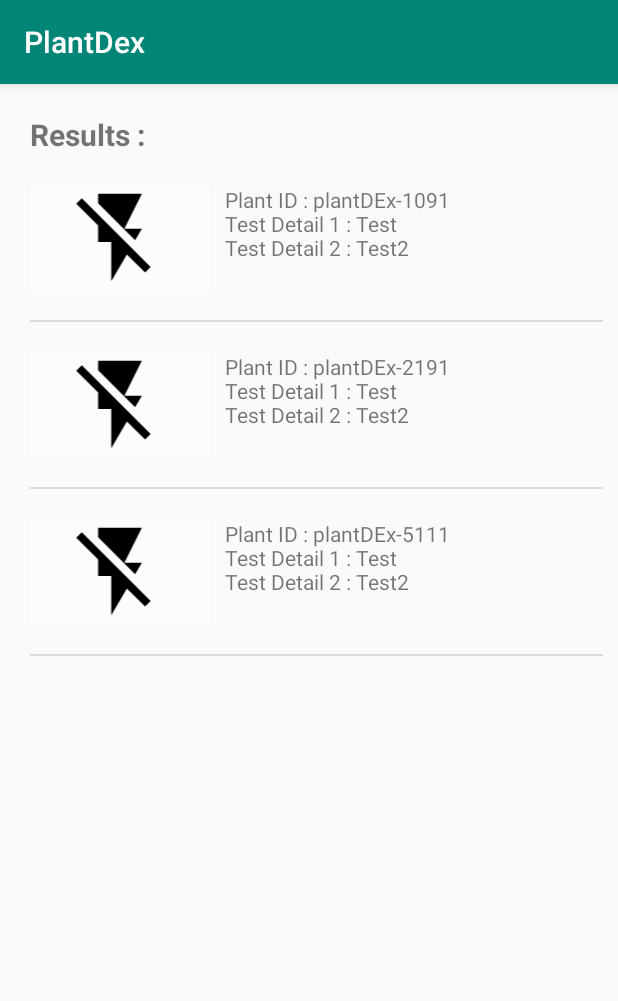
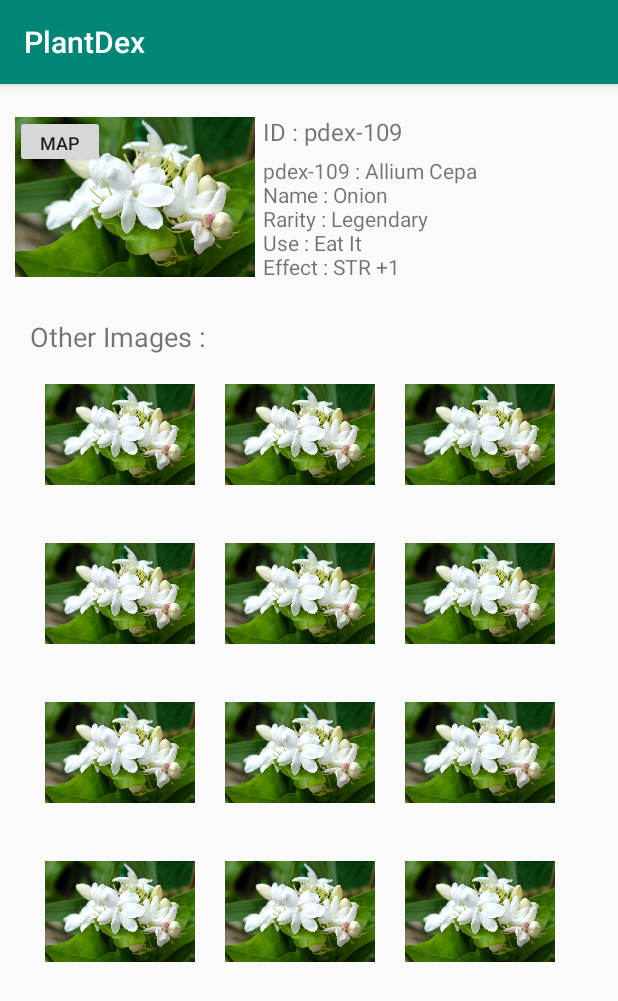
Before and after one commit to mjzamoras/School-PlantDex, an Android app: the ClassifyResultActivity screen opened directly, with no data from a screen before it, after a tap on an icon or button, on a phone screen of 412 x 824 dp. Shown: the top 1001 px of the screen. Run offline under Robolectric (Android 15) with nearby library versions, the phone set to English and light mode, and no system bars.

Commit message:
Added 'Skeleton' For Classify Module

```diff
--- a/PlantDexAndroidApp/app/src/main/AndroidManifest.xml
+++ b/PlantDexAndroidApp/app/src/main/AndroidManifest.xml
@@ -16,7 +16,8 @@
         android:roundIcon="@mipmap/ic_launcher_round"
         android:supportsRtl="true"
         android:theme="@style/AppTheme">
-        <activity android:name=".ClassifyResultActivity"></activity>
+        <activity android:name=".ClassifyResultDetailsActivity"></activity>
+        <activity android:name=".ClassifyResultActivity" />
         <activity android:name=".MainActivity">
             <intent-filter>
                 <action android:name="android.intent.action.MAIN" />
--- a/PlantDexAndroidApp/app/src/main/java/programming/mjzamoras/plantdexandroidapp/ClassifyResultActivity.java
+++ b/PlantDexAndroidApp/app/src/main/java/programming/mjzamoras/plantdexandroidapp/ClassifyResultActivity.java
@@ -4,6 +4,7 @@ import androidx.appcompat.app.AppCompatActivity;
 import androidx.recyclerview.widget.LinearLayoutManager;
 import androidx.recyclerview.widget.RecyclerView;
 
+import android.content.Intent;
 import android.os.Bundle;
 import android.widget.Toast;
 
@@ -43,7 +44,8 @@ public class ClassifyResultActivity extends AppCompatActivity implements Results
 
     @Override
     public void select(APIPlantIDResponse plant) {
-        Toast.makeText(ClassifyResultActivity.this, plant.getPlantID(), Toast.LENGTH_LONG).show();
+        Intent resultIntent = new Intent(ClassifyResultActivity.this, ClassifyResultDetailsActivity.class);
+        startActivity(resultIntent);
     }
 
     public void setResponse(List<APIPlantIDResponse> response) {
--- /dev/null
+++ b/PlantDexAndroidApp/app/src/main/java/programming/mjzamoras/plantdexandroidapp/ClassifyResultDetailsActivity.java
@@ -0,0 +1,14 @@
+package programming.mjzamoras.plantdexandroidapp;
+
+import androidx.appcompat.app.AppCompatActivity;
+
+import android.os.Bundle;
+
+public class ClassifyResultDetailsActivity extends AppCompatActivity {
+
+    @Override
+    protected void onCreate(Bundle savedInstanceState) {
+        super.onCreate(savedInstanceState);
+        setContentView(R.layout.activity_classify_result_details);
+    }
+}
--- /dev/null
+++ b/PlantDexAndroidApp/app/src/main/res/layout/activity_classify_result_details.xml
@@ -0,0 +1,275 @@
+<?xml version="1.0" encoding="utf-8"?>
+<RelativeLayout xmlns:android="http://schemas.android.com/apk/res/android"
+    xmlns:app="http://schemas.android.com/apk/res-auto"
+    xmlns:tools="http://schemas.android.com/tools"
+    android:layout_width="match_parent"
+    android:layout_height="match_parent"
+    tools:context=".ClassifyResultDetailsActivity">
+
+    <RelativeLayout
+        android:id="@+id/rlPlantDetails"
+        android:layout_width="match_parent"
+        android:layout_height="wrap_content"
+        android:layout_marginLeft="10dp"
+        android:layout_marginStart="10dp"
+        android:layout_marginRight="10dp"
+        android:layout_marginEnd="10dp"
+        android:layout_marginTop="15dp"
+        >
+
+        <HorizontalScrollView
+            android:layout_width="match_parent"
+            android:layout_height="wrap_content">
+
+            <RelativeLayout
+                android:layout_width="match_parent"
+                android:layout_height="match_parent">
+
+                <ImageView
+                    android:id="@+id/img"
+                    android:layout_width="160dp"
+                    android:layout_height="120dp"
+                    android:src="@drawable/holder"/>
+
+                <TextView
+                    android:layout_marginTop="5dp"
+                    android:layout_marginBottom="5dp"
+                    android:layout_marginStart="5dp"
+                    android:layout_marginLeft="5dp"
+                    android:layout_toRightOf="@id/img"
+                    android:id="@+id/txtPlantID"
+                    android:layout_width="wrap_content"
+                    android:layout_height="wrap_content"
+                    android:textSize="16sp"
+                    android:text="ID : pdex-109"
+                    />
+
+                <Button
+                    android:text="@string/Map"
+                    android:layout_width="60dp"
+                    android:layout_height="35dp"
+                    android:textSize="12sp"
+                    android:layout_alignParentRight="true"
+                    android:layout_marginRight="10dp"
+                    android:layout_marginEnd="10dp"
+                    android:layout_alignTop="@id/img"
+                    android:layout_marginTop="5dp"
+                    android:id="@+id/btnMap"
+                    />
+                <TextView
+                    android:layout_below="@id/txtPlantID"
+                    android:layout_width="wrap_content"
+                    android:layout_height="wrap_content"
+                    android:layout_alignLeft="@id/txtPlantID"
+                    android:layout_alignStart="@id/txtPlantID"
+                    android:layout_marginRight="10dp"
+                    android:layout_marginEnd="10dp"
+                    android:text="pdex-109 : Allium Cepa\nName : Onion\nRarity : Legendary\nUse : Eat It\nEffect : STR +1"
+                    />
+
+            </RelativeLayout>
+
+        </HorizontalScrollView>
+
+
+
+    </RelativeLayout>
+
+    <RelativeLayout
+        android:id="@+id/rlImages"
+        android:layout_marginTop="15dp"
+        android:layout_below="@id/rlPlantDetails"
+        android:layout_marginStart="20dp"
+        android:layout_marginEnd="20dp"
+        android:layout_marginRight="20dp"
+        android:layout_marginLeft="20dp"
+        android:layout_width="match_parent"
+        android:layout_height="match_parent"
+        android:layout_marginBottom="15dp"
+        >
+
+        <TextView
+            android:id="@+id/lblImages"
+            android:layout_marginTop="5dp"
+            android:text="Other Images : "
+            android:textSize="18sp"
+            android:layout_width="wrap_content"
+            android:layout_height="wrap_content"/>
+
+        <ScrollView
+            android:layout_width="match_parent"
+            android:layout_height="match_parent"
+            android:layout_below="@id/lblImages">
+
+            <HorizontalScrollView
+                android:layout_width="match_parent"
+                android:layout_height="match_parent">
+
+                <LinearLayout
+                    android:id="@+id/holder2"
+                    android:layout_width="match_parent"
+                    android:layout_height="wrap_content"
+                    android:orientation="vertical"
+                    >
+
+
+                    <LinearLayout
+                        android:layout_marginTop="15dp"
+                        android:layout_marginBottom="15dp"
+                        android:layout_width="match_parent"
+                        android:layout_height="wrap_content"
+                        android:orientation="horizontal">
+                        <ImageView
+                            android:layout_marginLeft="10dp"
+                            android:layout_marginStart="10dp"
+                            android:layout_marginRight="10dp"
+                            android:layout_marginEnd="10dp"
+                            android:src="@drawable/holder"
+                            android:layout_width="100dp"
+                            android:layout_height="75dp"
+                            android:layout_below="@id/lblImages"/>
+
+                        <ImageView
+                            android:layout_marginLeft="10dp"
+                            android:layout_marginStart="10dp"
+                            android:layout_marginRight="10dp"
+                            android:layout_marginEnd="10dp"
+                            android:src="@drawable/holder"
+                            android:layout_width="100dp"
+                            android:layout_height="75dp"
+                            android:layout_below="@id/lblImages"/>
+
+                        <ImageView
+                            android:layout_marginLeft="10dp"
+                            android:layout_marginStart="10dp"
+                            android:layout_marginRight="10dp"
+                            android:layout_marginEnd="10dp"
+                            android:src="@drawable/holder"
+                            android:layout_width="100dp"
+                            android:layout_height="75dp"
+                            android:layout_below="@id/lblImages"/>
+                    </LinearLayout>
+
+                    <LinearLayout
+                        android:layout_marginTop="15dp"
+                        android:layout_marginBottom="15dp"
+                        android:layout_width="match_parent"
+                        android:layout_height="wrap_content"
+                        android:orientation="horizontal">
+                        <ImageView
+                            android:layout_marginLeft="10dp"
+                            android:layout_marginStart="10dp"
+                            android:layout_marginRight="10dp"
+                            android:layout_marginEnd="10dp"
+                            android:src="@drawable/holder"
+                            android:layout_width="100dp"
+                            android:layout_height="75dp"
+                            android:layout_below="@id/lblImages"/>
+
+                        <ImageView
+                            android:layout_marginLeft="10dp"
+                            android:layout_marginStart="10dp"
+                            android:layout_marginRight="10dp"
+                            android:layout_marginEnd="10dp"
+                            android:src="@drawable/holder"
+                            android:layout_width="100dp"
+                            android:layout_height="75dp"
+                            android:layout_below="@id/lblImages"/>
+
+                        <ImageView
+                            android:layout_marginLeft="10dp"
+                            android:layout_marginStart="10dp"
+                            android:layout_marginRight="10dp"
+                            android:layout_marginEnd="10dp"
+                            android:src="@drawable/holder"
+                            android:layout_width="100dp"
+                            android:layout_height="75dp"
+                            android:layout_below="@id/lblImages"/>
+                    </LinearLayout>
+
+                    <LinearLayout
+                        android:layout_marginTop="15dp"
+                        android:layout_marginBottom="15dp"
+                        android:layout_width="match_parent"
+                        android:layout_height="wrap_content"
+                        android:orientation="horizontal">
+                        <ImageView
+                            android:layout_marginLeft="10dp"
+                            android:layout_marginStart="10dp"
+                            android:layout_marginRight="10dp"
+                            android:layout_marginEnd="10dp"
+                            android:src="@drawable/holder"
+                            android:layout_width="100dp"
+                            android:layout_height="75dp"
+                            android:layout_below="@id/lblImages"/>
+
+                        <ImageView
+                            android:layout_marginLeft="10dp"
+                            android:layout_marginStart="10dp"
+                            android:layout_marginRight="10dp"
+                            android:layout_marginEnd="10dp"
+                            android:src="@drawable/holder"
+                            android:layout_width="100dp"
+                            android:layout_height="75dp"
+                            android:layout_below="@id/lblImages"/>
+
+                        <ImageView
+                            android:layout_marginLeft="10dp"
+                            android:layout_marginStart="10dp"
+                            android:layout_marginRight="10dp"
+                            android:layout_marginEnd="10dp"
+                            android:src="@drawable/holder"
+                            android:layout_width="100dp"
+                            android:layout_height="75dp"
+                            android:layout_below="@id/lblImages"/>
+                    </LinearLayout>
+
+                    <LinearLayout
+                        android:layout_marginTop="15dp"
+                        android:layout_marginBottom="15dp"
+                        android:layout_width="match_parent"
+                        android:layout_height="wrap_content"
+                        android:orientation="horizontal">
+                        <ImageView
+                            android:layout_marginLeft="10dp"
+                            android:layout_marginStart="10dp"
+                            android:layout_marginRight="10dp"
+                            android:layout_marginEnd="10dp"
+                            android:src="@drawable/holder"
+                            android:layout_width="100dp"
+                            android:layout_height="75dp"
+                            android:layout_below="@id/lblImages"/>
+
+                        <ImageView
+                            android:layout_marginLeft="10dp"
+                            android:layout_marginStart="10dp"
+                            android:layout_marginRight="10dp"
+                            android:layout_marginEnd="10dp"
+                            android:src="@drawable/holder"
+                            android:layout_width="100dp"
+                            android:layout_height="75dp"
+                            android:layout_below="@id/lblImages"/>
+
+                        <ImageView
+                            android:layout_marginLeft="10dp"
+                            android:layout_marginStart="10dp"
+                            android:layout_marginRight="10dp"
+                            android:layout_marginEnd="10dp"
+                            android:src="@drawable/holder"
+                            android:layout_width="100dp"
+                            android:layout_height="75dp"
+                            android:layout_below="@id/lblImages"/>
+                    </LinearLayout>
+
+                </LinearLayout>
+
+            </HorizontalScrollView>
+        </ScrollView>
+
+
+
+
+
+    </RelativeLayout>
+
+</RelativeLayout>
```
Also changed, not shown: PlantDexAndroidApp/app/src/main/res/drawable/holder.jpg (added).
